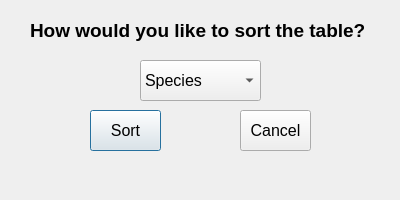
Qt form sortitemdialog.ui (EtoDrowsy/CS499) before a commit.
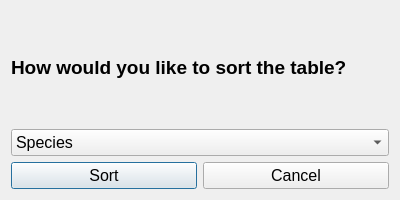
The same form after that commit.

Commit message: Made most windows able to resize

```diff
--- a/sortitemdialog.ui
+++ b/sortitemdialog.ui
@@ -13,15 +13,9 @@
   <property name="windowTitle">
    <string>Dialog</string>
   </property>
+  <layout class="QGridLayout" name="gridLayout">
+   <item row="0" column="0" colspan="2">
   <widget class="QLabel" name="label">
-   <property name="geometry">
-    <rect>
-     <x>30</x>
-     <y>10</y>
-     <width>351</width>
-     <height>41</height>
-    </rect>
-   </property>
    <property name="font">
     <font>
      <pointsize>14</pointsize>
@@ -32,15 +26,9 @@
     <string>How would you like to sort the table?</string>
    </property>
   </widget>
+   </item>
+   <item row="1" column="0" colspan="2">
   <widget class="QComboBox" name="comboBox">
-   <property name="geometry">
-    <rect>
-     <x>140</x>
-     <y>60</y>
-     <width>121</width>
-     <height>41</height>
-    </rect>
-   </property>
    <property name="font">
     <font>
      <pointsize>12</pointsize>
@@ -57,15 +45,9 @@
     </property>
    </item>
   </widget>
+   </item>
+   <item row="2" column="0">
   <widget class="QPushButton" name="sortPushButton">
-   <property name="geometry">
-    <rect>
-     <x>90</x>
-     <y>110</y>
-     <width>71</width>
-     <height>41</height>
-    </rect>
-   </property>
    <property name="font">
     <font>
      <pointsize>12</pointsize>
@@ -75,15 +57,9 @@
     <string>Sort</string>
    </property>
   </widget>
+   </item>
+   <item row="2" column="1">
   <widget class="QPushButton" name="cancelPushButton">
-   <property name="geometry">
-    <rect>
-     <x>240</x>
-     <y>110</y>
-     <width>71</width>
-     <height>41</height>
-    </rect>
-   </property>
    <property name="font">
     <font>
      <pointsize>12</pointsize>
@@ -93,6 +69,8 @@
     <string>Cancel</string>
    </property>
   </widget>
+   </item>
+  </layout>
  </widget>
  <resources/>
  <connections/>
```
Lines whose indentation alone changed are shown as unchanged. The commit also changes 7 other files.
